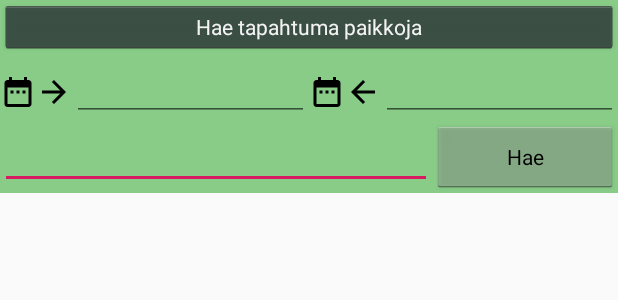
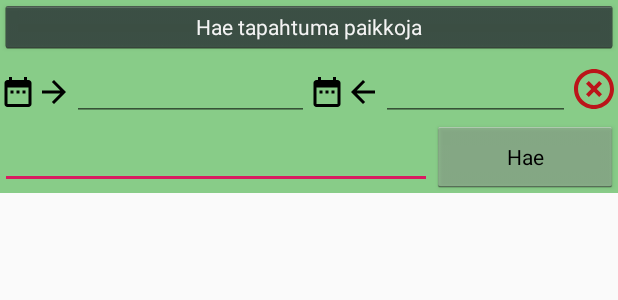
Before and after one commit to teroikaheimo/android_final_project, an Android app: the layout fragment_event_search.xml on its own in the app's theme, with its tools: preview values and no code run, on a phone screen of 412 x 824 dp. Shown: the top 300 px of the screen. Run offline under Robolectric (Android 15) with nearby library versions, the phone set to English and light mode, and no system bars; network calls fail.

Commit message:
Little improvements to eventSearch layout. Not finished. Github commit.

```diff
--- a/app/src/main/java/com/final_project/Fragments/FragmentEventSearch.java
+++ b/app/src/main/java/com/final_project/Fragments/FragmentEventSearch.java
@@ -20,8 +20,8 @@ import com.final_project.R;
 public class FragmentEventSearch extends Fragment implements View.OnClickListener {
     private FragmentSearchListener listener;
     private EditText searchEditText;
-    private TextView chosenPlace, startDate, endDate;
-    private Button searchButton, clearPlaceButton, selectPlaceButton;
+    private TextView chosenPlace, startDate, endDate, clearPlaceButton;
+    private Button searchButton, selectPlaceButton;
 
 
 
--- /dev/null
+++ b/app/src/main/res/drawable/ic_highlight_off_black_24dp.xml
@@ -0,0 +1,11 @@
+<vector xmlns:android="http://schemas.android.com/apk/res/android"
+    android:width="32dp"
+    android:height="32dp"
+    android:alpha="0.9"
+    android:tint="#C1000D"
+    android:viewportWidth="24.0"
+    android:viewportHeight="24.0">
+    <path
+        android:fillColor="#FF000000"
+        android:pathData="M14.59,8L12,10.59 9.41,8 8,9.41 10.59,12 8,14.59 9.41,16 12,13.41 14.59,16 16,14.59 13.41,12 16,9.41 14.59,8zM12,2C6.47,2 2,6.47 2,12s4.47,10 10,10 10,-4.47 10,-10S17.53,2 12,2zM12,20c-4.41,0 -8,-3.59 -8,-8s3.59,-8 8,-8 8,3.59 8,8 -3.59,8 -8,8z" />
+</vector>
--- a/app/src/main/res/layout/fragment_event_search.xml
+++ b/app/src/main/res/layout/fragment_event_search.xml
@@ -15,6 +15,7 @@
             android:layout_width="wrap_content"
             android:layout_height="fill_parent"
             android:layout_weight="1"
+            android:drawableEnd="@drawable/ic_highlight_off_black_24dp"
             android:gravity="center_horizontal|center_vertical"
             android:textAppearance="@style/TextAppearance.AppCompat.Medium" />
 
@@ -30,15 +31,15 @@
             android:text="Hae tapahtuma paikkoja"
             android:textColorLink="#BE0606" />
 
-        <Button
+        <TextView
             android:id="@+id/button_clear_place"
-            style="@android:style/Widget.Holo.Button.Small"
             android:layout_width="wrap_content"
-            android:layout_height="35dp"
-            android:layout_gravity="end"
+            android:layout_height="wrap_content"
             android:layout_weight="0"
-            android:text="X"
-            android:textColorLink="#BE0606" />
+            android:drawableStart="@drawable/ic_highlight_off_black_24dp"
+            android:foregroundGravity="center"
+            android:gravity="center" />
+
     </LinearLayout>
 
     <LinearLayout
@@ -78,6 +79,7 @@
                 android:layout_weight="1"
                 android:focusable="false"
                 android:focusableInTouchMode="false" />
+
         </LinearLayout>
 
         <LinearLayout
@@ -107,6 +109,15 @@
                 android:layout_weight="1"
                 android:focusable="false"
                 android:focusableInTouchMode="false" />
+
+            <TextView
+                android:id="@+id/event_end_date_remove_button"
+                android:layout_width="wrap_content"
+                android:layout_height="wrap_content"
+                android:layout_weight="0"
+                android:drawableStart="@drawable/ic_highlight_off_black_24dp"
+                android:foregroundGravity="center"
+                android:gravity="center" />
         </LinearLayout>
 
     </LinearLayout>
--- a/app/src/main/res/layout/list_item_event.xml
+++ b/app/src/main/res/layout/list_item_event.xml
@@ -45,6 +45,7 @@
     </LinearLayout>
 
     <LinearLayout
+        android:id="@+id/event_price_layout"
         android:layout_width="match_parent"
         android:layout_height="wrap_content"
         android:foregroundGravity="left"
```
Also changed, not shown: app/src/main/java/com/final_project/EventAdapter.java (+7 -1 lines), app/src/main/res/drawable/ic_delete_black_32dp.xml (added, +11 -0 lines).
